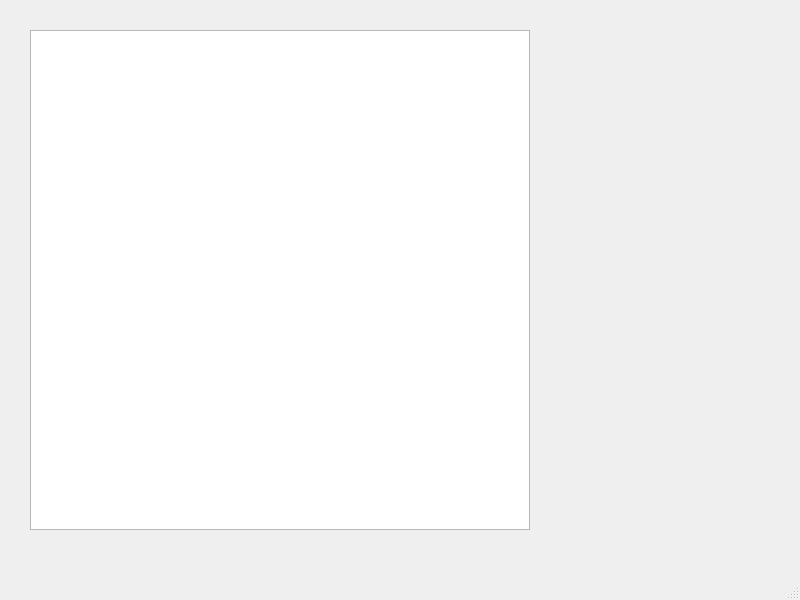
Old version of the form mainwindow.ui in the repository mitrich772/cursaMalashik.
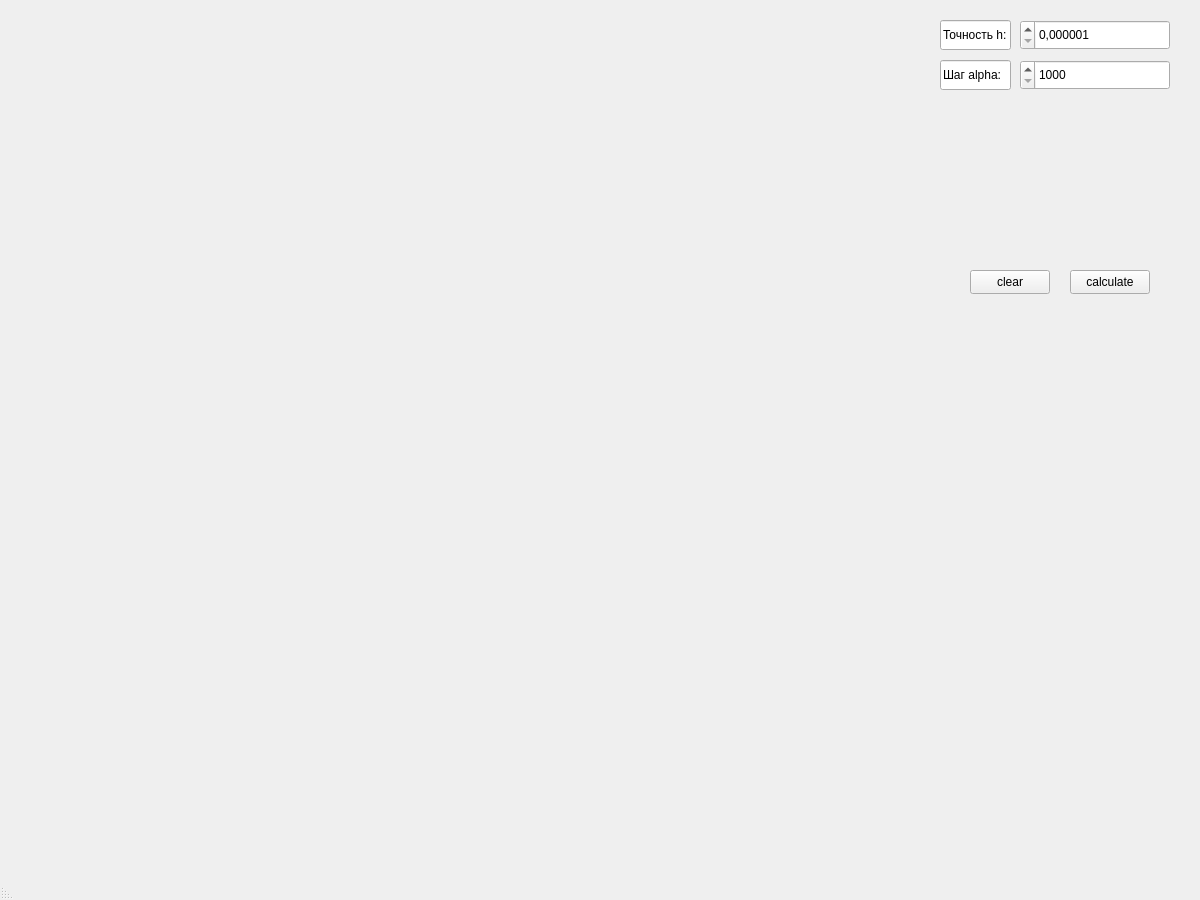
New version of the form.

Patch:
```diff
--- a/mainwindow.ui
+++ b/mainwindow.ui
@@ -6,24 +6,138 @@
    <rect>
     <x>0</x>
     <y>0</y>
-    <width>800</width>
-    <height>600</height>
+    <width>1200</width>
+    <height>900</height>
    </rect>
   </property>
   <property name="windowTitle">
    <string>MainWindow</string>
   </property>
+  <property name="layoutDirection">
+   <enum>Qt::RightToLeft</enum>
+  </property>
   <widget class="QWidget" name="centralwidget">
-   <widget class="QGraphicsView" name="graphicsView">
+   <widget class="QWidget" name="chartContainer" native="true">
     <property name="geometry">
      <rect>
-      <x>30</x>
-      <y>30</y>
-      <width>500</width>
-      <height>500</height>
+      <x>20</x>
+      <y>20</y>
+      <width>900</width>
+      <height>800</height>
      </rect>
     </property>
    </widget>
+   <widget class="QDoubleSpinBox" name="doubleSpinBox_h">
+    <property name="geometry">
+     <rect>
+      <x>1020</x>
+      <y>20</y>
+      <width>150</width>
+      <height>30</height>
+     </rect>
+    </property>
+    <property name="specialValueText">
+     <string>0,000001</string>
+    </property>
+    <property name="decimals">
+     <number>10</number>
+    </property>
+    <property name="maximum">
+     <double>10000.000000000000000</double>
+    </property>
+    <property name="stepType">
+     <enum>QAbstractSpinBox::AdaptiveDecimalStepType</enum>
+    </property>
+   </widget>
+   <widget class="QPushButton" name="pushButtonCalculate">
+    <property name="geometry">
+     <rect>
+      <x>1070</x>
+      <y>270</y>
+      <width>80</width>
+      <height>24</height>
+     </rect>
+    </property>
+    <property name="text">
+     <string>calculate</string>
+    </property>
+   </widget>
+   <widget class="QLineEdit" name="lineEditHValue">
+    <property name="geometry">
+     <rect>
+      <x>940</x>
+      <y>20</y>
+      <width>71</width>
+      <height>30</height>
+     </rect>
+    </property>
+    <property name="text">
+     <string>Точность h:</string>
+    </property>
+    <property name="readOnly">
+     <bool>true</bool>
+    </property>
+    <property name="clearButtonEnabled">
+     <bool>false</bool>
+    </property>
+   </widget>
+   <widget class="QDoubleSpinBox" name="doubleSpinBox_Alpha">
+    <property name="geometry">
+     <rect>
+      <x>1020</x>
+      <y>60</y>
+      <width>150</width>
+      <height>30</height>
+     </rect>
+    </property>
+    <property name="specialValueText">
+     <string>1000</string>
+    </property>
+    <property name="decimals">
+     <number>10</number>
+    </property>
+    <property name="maximum">
+     <double>10000000000.000000000000000</double>
+    </property>
+    <property name="stepType">
+     <enum>QAbstractSpinBox::AdaptiveDecimalStepType</enum>
+    </property>
+   </widget>
+   <widget class="QLineEdit" name="lineEditAlphaValue">
+    <property name="geometry">
+     <rect>
+      <x>940</x>
+      <y>60</y>
+      <width>71</width>
+      <height>30</height>
+     </rect>
+    </property>
+    <property name="layoutDirection">
+     <enum>Qt::RightToLeft</enum>
+    </property>
+    <property name="text">
+     <string>Шаг alpha:</string>
+    </property>
+    <property name="readOnly">
+     <bool>true</bool>
+    </property>
+    <property name="clearButtonEnabled">
+     <bool>false</bool>
+    </property>
+   </widget>
+   <widget class="QPushButton" name="pushButtonClear">
+    <property name="geometry">
+     <rect>
+      <x>970</x>
+      <y>270</y>
+      <width>80</width>
+      <height>24</height>
+     </rect>
+    </property>
+    <property name="text">
+     <string>clear</string>
+    </property>
+   </widget>
   </widget>
   <widget class="QMenuBar" name="menubar">
    <property name="geometry">
```
Left out of the diff: 2 changed lines with no effect on the pictures.
